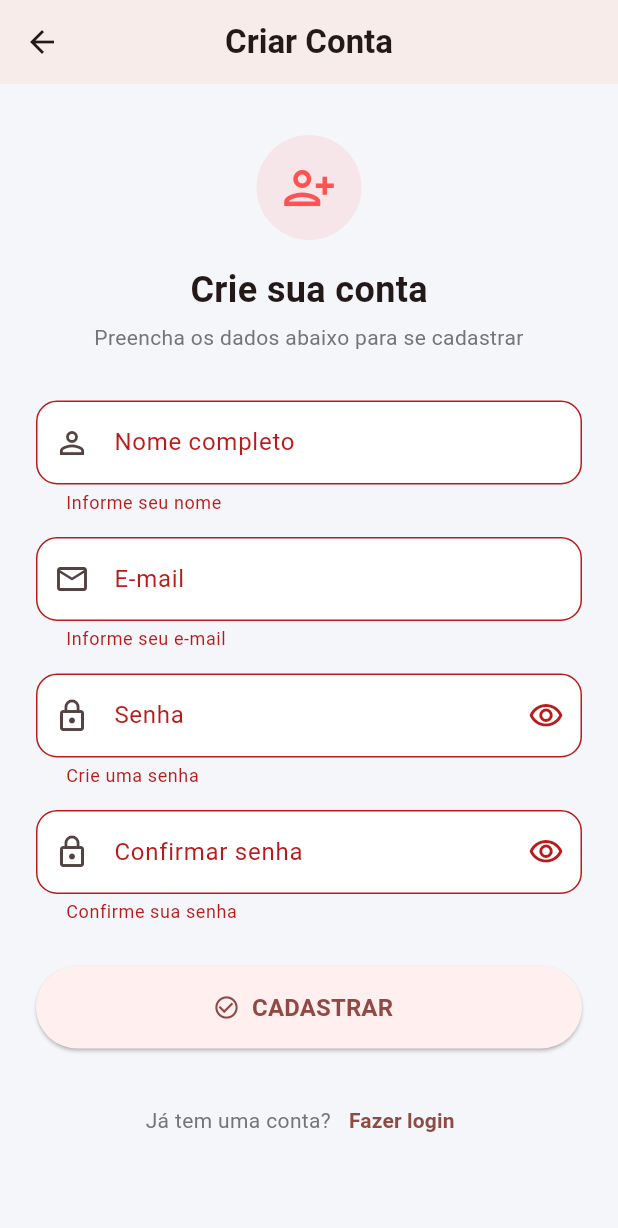
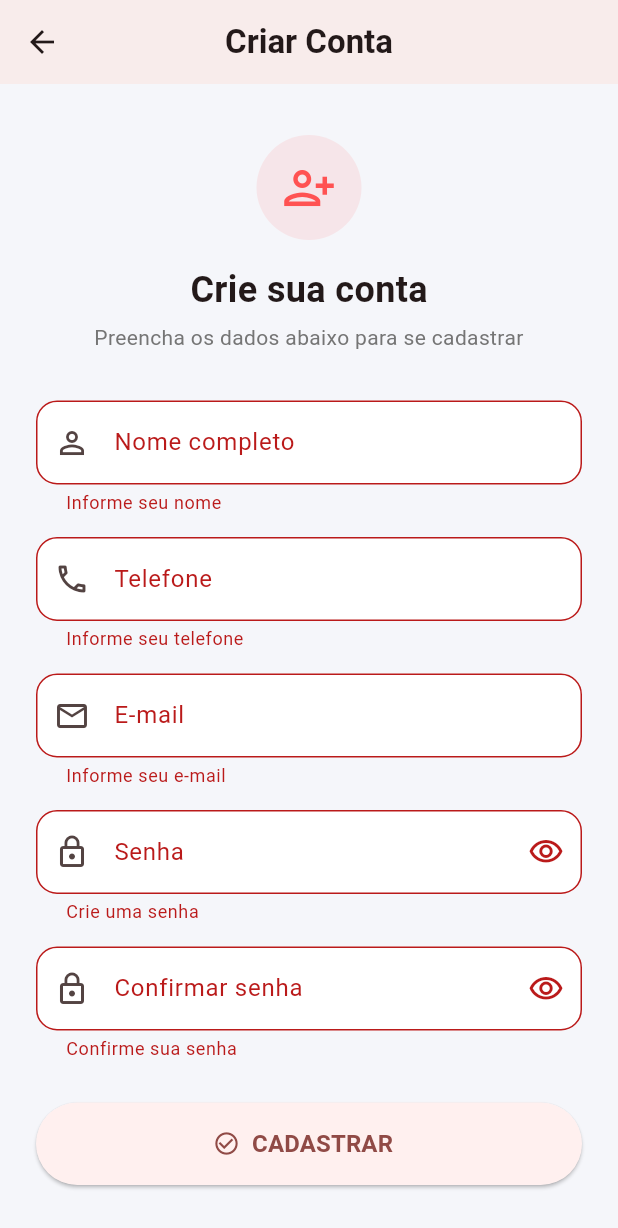
Before and after one commit to italozigart/AppSaudeItaloBazaliaZigart, a Flutter app: the CadastroScreen screen opened directly, after a tap on "CADASTRAR", on a phone screen of 412 x 824 dp. Shown: the top 1228 px of the screen. Run offline on Flutter 3.47's test engine with Material 3 defaults, Android fonts, the phone set to English and light mode, and no system bars; our stand-ins replace cloud_firestore, firebase_auth, firebase_core; accounts and stored records are empty.

Commit message:
Implementa autenticação Firebase (login e cadastro)

```diff
--- a/lib/cadastro_screen.dart
+++ b/lib/cadastro_screen.dart
@@ -1,4 +1,8 @@
 import 'package:flutter/material.dart';
+import 'package:firebase_auth/firebase_auth.dart';
+
+import 'model/user_model.dart';
+import 'services/user_services.dart';
 
 class CadastroScreen extends StatefulWidget {
   const CadastroScreen({super.key});
@@ -11,9 +15,12 @@ class _CadastroScreenState extends State<CadastroScreen> {
   final _formKey = GlobalKey<FormState>();
 
   final _nomeController = TextEditingController();
+  final _telefoneController = TextEditingController();
   final _emailController = TextEditingController();
   final _senhaController = TextEditingController();
   final _confirmarSenhaController = TextEditingController();
+
+  final UserService _userService = UserService();
 
   bool _senhaVisivel = false;
   bool _confirmarSenhaVisivel = false;
@@ -22,6 +29,7 @@ class _CadastroScreenState extends State<CadastroScreen> {
   @override
   void dispose() {
     _nomeController.dispose();
+    _telefoneController.dispose();
     _emailController.dispose();
     _senhaController.dispose();
     _confirmarSenhaController.dispose();
@@ -29,19 +37,60 @@ class _CadastroScreenState extends State<CadastroScreen> {
   }
 
   Future<void> _cadastrar() async {
-    if (!_formKey.currentState!.validate()) {
-      return;
-    }
+    final isValid = _formKey.currentState?.validate() ?? false;
+    if (!isValid) return;
 
+    FocusScope.of(context).unfocus();
     setState(() => _carregando = true);
 
-    await Future.delayed(const Duration(milliseconds: 600));
+    try {
+      final newUser = UserModel(
+        name: _nomeController.text.trim(),
+        phone: _telefoneController.text.trim(),
+        email: _emailController.text.trim(),
+      );
 
-    if (!mounted) return;
+      await _userService.createUser(
+        user: newUser,
+        password: _senhaController.text.trim(),
+      );
 
-    setState(() => _carregando = false);
+      if (!mounted) return;
+      ScaffoldMessenger.of(context).showSnackBar(
+        const SnackBar(
+          content: Text('Conta criada com sucesso!'),
+          backgroundColor: Colors.green,
+        ),
+      );
 
-    Navigator.of(context).pop(true);
+      Navigator.of(context).pop(true);
+    } on FirebaseAuthException catch (e) {
+      String message = 'Ocorreu um erro ao cadastrar.';
+      if (e.code == 'email-already-in-use') {
+        message = 'Este e-mail já está cadastrado.';
+      } else if (e.code == 'weak-password') {
+        message = 'A senha informada é muito fraca.';
+      } else if (e.code == 'invalid-email') {
+        message = 'Informe um e-mail válido.';
+      }
+
+      if (mounted) {
+        ScaffoldMessenger.of(context).showSnackBar(
+          SnackBar(content: Text(message), backgroundColor: Colors.red),
+        );
+      }
+    } catch (e) {
+      if (mounted) {
+        ScaffoldMessenger.of(context).showSnackBar(
+          SnackBar(
+            content: Text('Erro inesperado: $e'),
+            backgroundColor: Colors.red,
+          ),
+        );
+      }
+    } finally {
+      if (mounted) setState(() => _carregando = false);
+    }
   }
 
   @override
@@ -118,6 +167,23 @@ class _CadastroScreenState extends State<CadastroScreen> {
 
                         if (value.trim().length < 3) {
                           return 'Nome muito curto';
+                        }
+
+                        return null;
+                      },
+                    ),
+                    const SizedBox(height: 15),
+                    TextFormField(
+                      controller: _telefoneController,
+                      keyboardType: TextInputType.phone,
+                      decoration: const InputDecoration(
+                        labelText: 'Telefone',
+                        hintText: 'Digite seu telefone',
+                        prefixIcon: Icon(Icons.phone_outlined),
+                      ),
+                      validator: (value) {
+                        if (value == null || value.trim().isEmpty) {
+                          return 'Informe seu telefone';
                         }
 
                         return null;
--- /dev/null
+++ b/lib/model/user_model.dart
@@ -0,0 +1,33 @@
+class UserModel {
+  final String? id;
+  final String name;
+  final String phone;
+  final String email;
+
+  UserModel({
+    this.id,
+    required this.name,
+    required this.phone,
+    required this.email,
+  });
+
+  // Converter para o Firestore (Salvar / Inserir)
+  Map<String, dynamic> toMap() {
+    return {
+      'name': name,
+      'phone': phone,
+      'email': email,
+      'createdAt': DateTime.now(),
+    };
+  }
+
+  // Criar o objeto a partir do Firestore (Ler / Listar)
+  factory UserModel.fromMap(Map<String, dynamic> map, String docId) {
+    return UserModel(
+      id: docId,
+      name: map['name'] ?? '',
+      phone: map['phone'] ?? '',
+      email: map['email'] ?? '',
+    );
+  }
+}
--- a/pubspec.yaml
+++ b/pubspec.yaml
@@ -34,6 +34,9 @@ dependencies:
   # The following adds the Cupertino Icons font to your application.
   # Use with the CupertinoIcons class for iOS style icons.
   cupertino_icons: ^1.0.8
+  firebase_core: ^4.14.0
+  firebase_auth: ^6.5.7
+  cloud_firestore: ^6.8.0
 
 dev_dependencies:
   flutter_test:
```
Also changed, not shown: analysis_options.yaml (+9 -0 lines), lib/login_screen.dart (+41 -6 lines), lib/main.dart (+20 -5 lines), lib/services/user_services.dart (added, +78 -0 lines), pubspec.lock, 3 other files.
